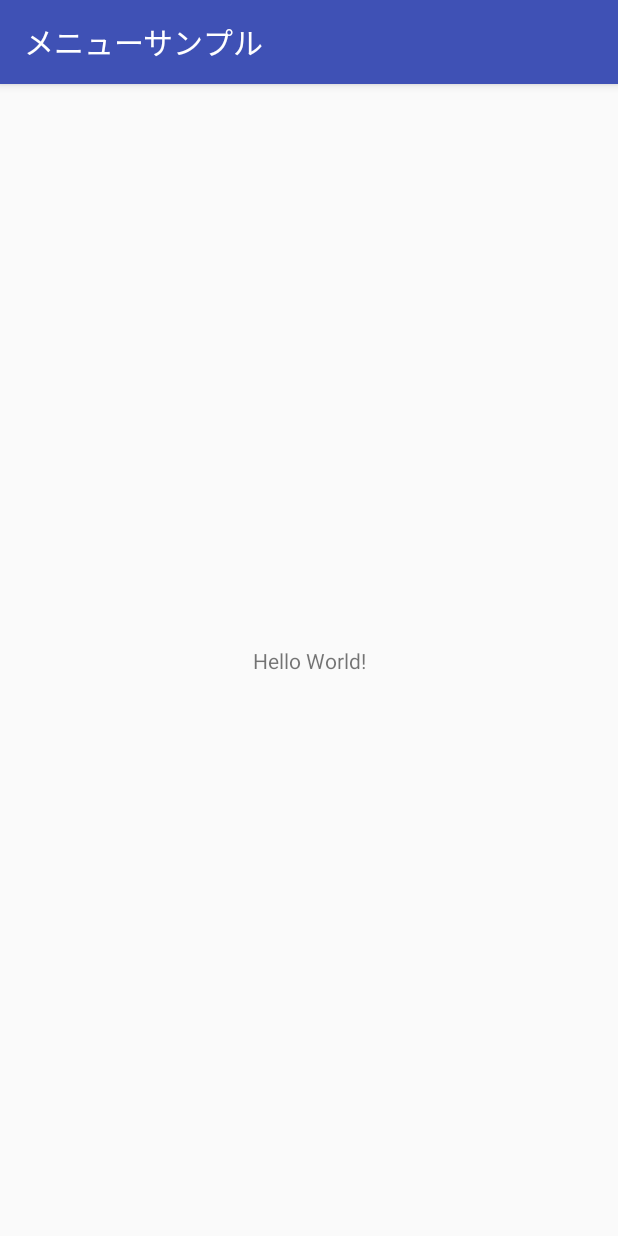
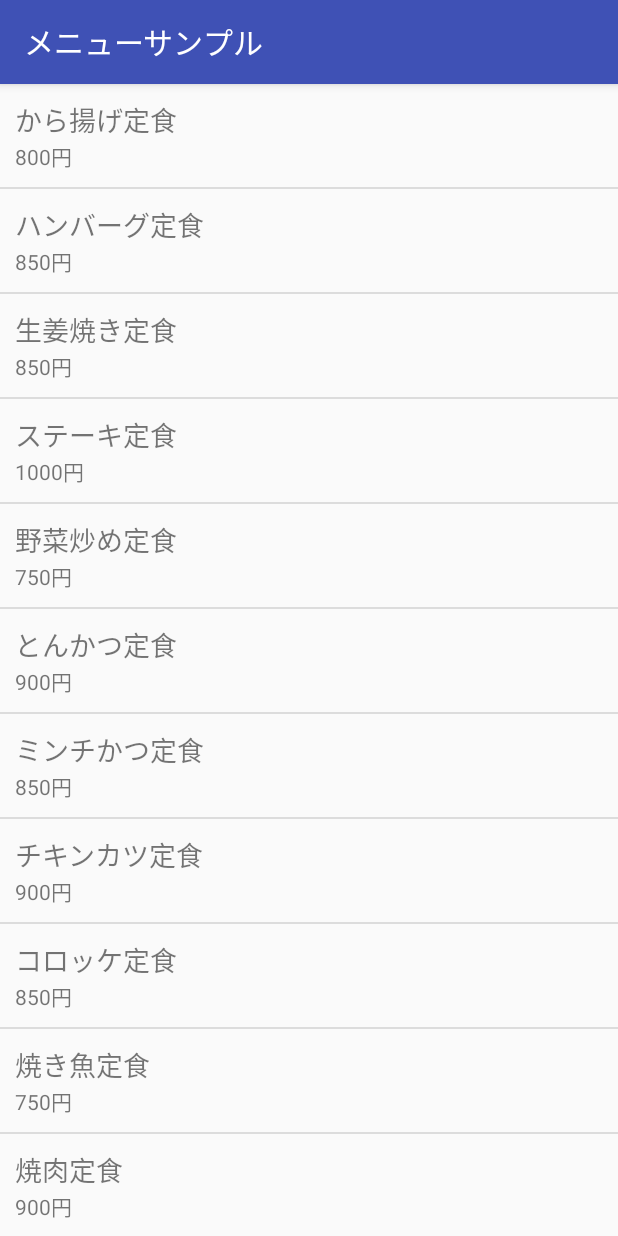
Before and after one commit to mattukouta/WINGS-project, an Android app: the screen it shows after launch (MainActivity), on a phone screen of 412 x 824 dp. Run offline under Robolectric (Android 15) with nearby library versions, the light colour scheme and no system bars.

Commit message:
遷移まで

```diff
--- a/MenuSample/app/build.gradle
+++ b/MenuSample/app/build.gradle
@@ -24,7 +24,7 @@ android {
 
 dependencies {
     implementation fileTree(dir: 'libs', include: ['*.jar'])
-    implementation"org.jetbrains.kotlin:kotlin-stdlib-jre7:$kotlin_version"
+    implementation "org.jetbrains.kotlin:kotlin-stdlib-jre7:$kotlin_version"
     implementation 'com.android.support:appcompat-v7:26.1.0'
     implementation 'com.android.support.constraint:constraint-layout:1.0.2'
     testImplementation 'junit:junit:4.12'
--- a/MenuSample/app/src/main/AndroidManifest.xml
+++ b/MenuSample/app/src/main/AndroidManifest.xml
@@ -16,6 +16,7 @@
                 <category android:name="android.intent.category.LAUNCHER" />
             </intent-filter>
         </activity>
+        <activity android:name=".Main2Activity"></activity>
     </application>
 
 </manifest>
--- a/MenuSample/app/src/main/java/sample/kouta/menusample/MainActivity.kt
+++ b/MenuSample/app/src/main/java/sample/kouta/menusample/MainActivity.kt
@@ -1,12 +1,117 @@
 package sample.kouta.menusample
 
+import android.content.Intent
 import android.support.v7.app.AppCompatActivity
 import android.os.Bundle
+import android.view.View
+import android.widget.AdapterView
+import android.widget.ListView
+import android.widget.SimpleAdapter
+import java.util.*
+import kotlin.collections.ArrayList
+import kotlin.collections.HashMap
 
 class MainActivity : AppCompatActivity() {
+
+    var _lvMenu :ListView?=null
+    var _menuList:List<Map<String,Any>>?=null
+    final var FROM= arrayOf("name","price")
+    final var TO= intArrayOf(R.id.tvMenuName,R.id.tvMenuPrice)
 
     override fun onCreate(savedInstanceState: Bundle?) {
         super.onCreate(savedInstanceState)
         setContentView(R.layout.activity_main)
+
+        _lvMenu=findViewById(R.id.lvMenu)
+        _menuList=createTeisyokuList()
+
+        var adapter=SimpleAdapter(this@MainActivity,_menuList,R.layout.row,FROM,TO)
+        _lvMenu?.adapter=adapter
+        _lvMenu?.setOnItemClickListener(ListItemClickListener())
+    }
+    fun createTeisyokuList() : List<Map<String,Any>>{
+        var menuList=ArrayList<Map<String,Any>>()
+        var menu =HashMap<String,Any>()
+        menu.put("name","から揚げ定食")
+        menu.put("price",800)
+        menu.put("desc","若鶏のから揚げにサラダ、ご飯とお味噌汁が付きます。")
+        menuList.add(menu)
+
+        menu= HashMap()
+        menu.put("name","ハンバーグ定食")
+        menu.put("price",850)
+        menu.put("desc","手ごねハンバーグにサラダ、ご飯とお味噌汁が付きます。")
+        menuList.add(menu)
+
+        menu=HashMap()
+        menu.put("name","生姜焼き定食")
+        menu.put("price",850)
+        menu.put("desc","生姜焼きにサラダ、ご飯とお味噌汁が付きます。")
+        menuList.add(menu)
+
+        menu=HashMap()
+        menu.put("name","ステーキ定食")
+        menu.put("price",1000)
+        menu.put("desc","ロースステーキにサラダ、ご飯とお味噌汁が付きます。")
+        menuList.add(menu)
+
+        menu=HashMap()
+        menu.put("name","野菜炒め定食")
+        menu.put("price",750)
+        menu.put("desc","野菜炒めにサラダ、ご飯とお味噌汁が付きます。")
+        menuList.add(menu)
+
+        menu=HashMap()
+        menu.put("name","とんかつ定食")
+        menu.put("price",900)
+        menu.put("desc","ロースとんかつにサラダ、ご飯とお味噌汁が付きます。")
+        menuList.add(menu)
+
+        menu=HashMap()
+        menu.put("name","ミンチかつ定食")
+        menu.put("price",850)
+        menu.put("desc","ミンチかつにサラダ、ご飯とお味噌汁が付きます。")
+        menuList.add(menu)
+
+        menu=HashMap()
+        menu.put("name","チキンカツ定食")
+        menu.put("price",900)
+        menu.put("desc","チキンカツにサラダ、ご飯とお味噌汁が付きます。")
+        menuList.add(menu)
+
+        menu=HashMap()
+        menu.put("name","コロッケ定食")
+        menu.put("price",850)
+        menu.put("desc","手作りコロッケにサラダ、ご飯とお味噌汁が付きます。")
+        menuList.add(menu)
+
+        menu=HashMap()
+        menu.put("name","焼き魚定食")
+        menu.put("price",750)
+        menu.put("desc","旬の焼き魚にサラダ、ご飯とお味噌汁が付きます。")
+        menuList.add(menu)
+
+        menu=HashMap()
+        menu.put("name","焼肉定食")
+        menu.put("price",900)
+        menu.put("desc","焼肉にサラダ、ご飯とお味噌汁が付きます。")
+        menuList.add(menu)
+
+        return menuList
+    }
+    inner class ListItemClickListener: AdapterView.OnItemClickListener{
+        override fun onItemClick(parent: AdapterView<*>, view: View?, position: Int, id: Long) {
+            var item=parent.getItemAtPosition(position) as Map<String,Any>
+
+            var menuName=item.get("name") as String
+            var menuPrice=item.get("price") as Integer
+
+            var intent= Intent(this@MainActivity,Main2Activity::class.java)
+
+            intent.putExtra("menuName",menuName)
+            intent.putExtra("menuPrice","  $menuPrice 円")
+
+            startActivity(intent)
+        }
     }
 }
--- a/MenuSample/app/src/main/res/layout/activity_main.xml
+++ b/MenuSample/app/src/main/res/layout/activity_main.xml
@@ -1,18 +1,7 @@
 <?xml version="1.0" encoding="utf-8"?>
-<android.support.constraint.ConstraintLayout xmlns:android="http://schemas.android.com/apk/res/android"
-    xmlns:app="http://schemas.android.com/apk/res-auto"
-    xmlns:tools="http://schemas.android.com/tools"
+<ListView
+    xmlns:android="http://schemas.android.com/apk/res/android"
+    android:id="@+id/lvMenu"
     android:layout_width="match_parent"
-    android:layout_height="match_parent"
-    tools:context="sample.kouta.menusample.MainActivity">
-
-    <TextView
-        android:layout_width="wrap_content"
-        android:layout_height="wrap_content"
-        android:text="Hello World!"
-        app:layout_constraintBottom_toBottomOf="parent"
-        app:layout_constraintLeft_toLeftOf="parent"
-        app:layout_constraintRight_toRightOf="parent"
-        app:layout_constraintTop_toTopOf="parent" />
-
-</android.support.constraint.ConstraintLayout>
+    android:layout_height="match_parent">
+</ListView>
--- /dev/null
+++ b/MenuSample/app/src/main/res/layout/row.xml
@@ -0,0 +1,32 @@
+<?xml version="1.0" encoding="utf-8"?>
+<LinearLayout xmlns:android="http://schemas.android.com/apk/res/android"
+    android:orientation="vertical"
+    android:layout_width="match_parent"
+    android:layout_height="match_parent">
+    <TextView
+        android:id="@+id/tvMenuName"
+        android:layout_width="match_parent"
+        android:layout_height="wrap_content"
+        android:layout_marginLeft="10dp"
+        android:layout_marginTop="10dp"
+        android:textSize="18sp"/>
+    <LinearLayout
+        android:layout_width="match_parent"
+        android:layout_height="match_parent"
+        android:layout_marginBottom="10dp"
+        android:layout_marginLeft="10dp"
+        android:orientation="horizontal">
+        <TextView
+            android:id="@+id/tvMenuPrice"
+            android:layout_width="wrap_content"
+            android:layout_height="wrap_content"
+            android:textSize="14sp"/>
+        <TextView
+            android:layout_width="wrap_content"
+            android:layout_height="wrap_content"
+            android:text="@string/tv_menu_unit"
+            android:textSize="14sp"/>
+
+    </LinearLayout>
+
+</LinearLayout>
--- a/MenuSample/app/src/main/res/values/strings.xml
+++ b/MenuSample/app/src/main/res/values/strings.xml
@@ -7,6 +7,6 @@
     <string name="menu_list_context_order">ご注文</string>
     <string name="mebu_list_context_header">操作を選んでください。</string>
     <string name="tv_thx_title">注文完了</string>
-    <string name="tv_thx_dwsc">以下のメニューのご注文を受け付けました。\nご注文ありがとうございました。</string>
+    <string name="tv_thx_desc">以下のメニューのご注文を受け付けました。\nご注文ありがとうございました。</string>
     <string name="bt_thx_back">リストに戻る。</string>
 </resources>
```
Also changed, not shown: MenuSample/app/src/main/java/ax.java (added, +22 -0 lines), MenuSample/app/src/main/java/sample/kouta/menusample/Main2Activity.kt (added, +30 -0 lines), MenuSample/app/src/main/res/layout/activity_main2.xml (added, +43 -0 lines).
